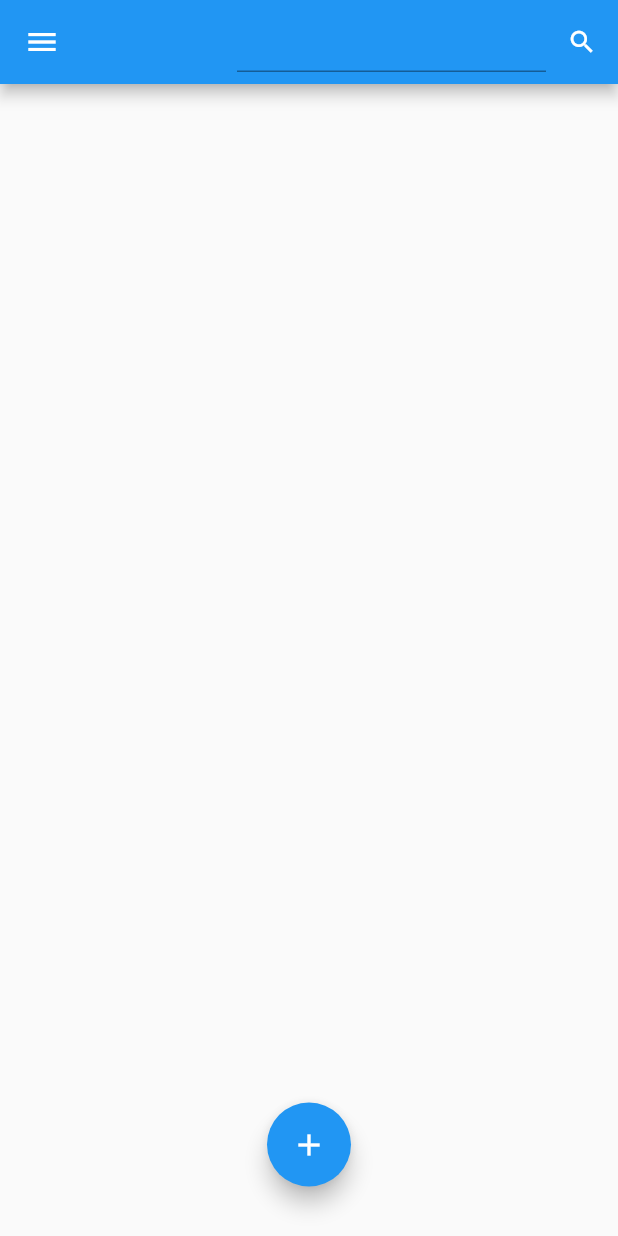
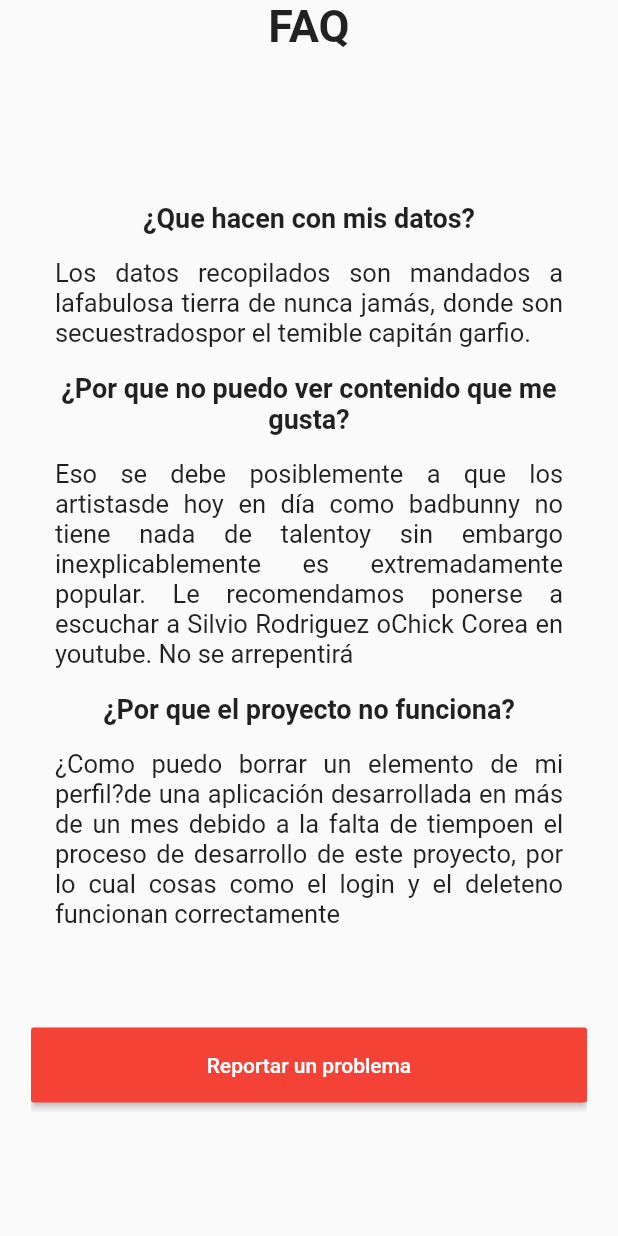
Before and after one commit to ErickCanto/Proyecto_ubicua, a Flutter app: the Feed screen opened by its route, in the side drawer, after a tap on "Ayuda", on a phone screen of 412 x 824 dp. Run offline on Flutter 3.47's test engine with Material 2 defaults, Android fonts, the phone set to English and light mode, and no system bars; our stand-ins replace cloud_firestore, firebase_core; accounts and stored records are empty.

Commit message:
maqueta de ayuda, espero que sea todo

```diff
--- /dev/null
+++ b/lib/FACK.dart
@@ -0,0 +1,87 @@
+import 'package:flutter/material.dart';
+
+class FAQ extends StatelessWidget
+{
+  final scroller = ScrollController();
+
+  @override dispose()
+  {
+
+  }
+
+  @override
+  Widget build(BuildContext context)
+  {
+    return Scaffold(
+        body:
+        ListView(
+          controller: scroller,
+          children: [
+            Center(
+                child: Container(
+                    width: MediaQuery.of(context).size.width*0.9,
+                    height: MediaQuery.of(context).size.height*0.9,
+                    child: ListView(
+                        //: MainAxisAlignment.start,
+                        children: [
+                          Text('FAQ', style: (TextStyle(fontWeight: FontWeight.bold, fontSize: 30)), textAlign: TextAlign.center,),
+                          SizedBox(height: 100),
+                          Container(
+                            child: Text('¿Que hacen con mis datos?', style: (TextStyle(fontWeight: FontWeight.bold, fontSize: 18)), textAlign: TextAlign.center,),
+                          ),
+                          Container(
+                            padding: EdgeInsets.all(16),
+                            child: Text('Los datos recopilados son mandados a la'
+                                'fabulosa tierra de nunca jamás, donde son secuestrados'
+                                'por el temible capitán garfio.', style: (TextStyle(fontWeight: FontWeight.normal, fontSize: 17)), textAlign: TextAlign.justify,),
+                          ),
+                          Container(
+                            child: Text('¿Por que no puedo ver contenido que me gusta?', style: (TextStyle(fontWeight: FontWeight.bold, fontSize: 18)), textAlign: TextAlign.center,),
+                          ),
+                          Container(
+                            padding: EdgeInsets.all(16),
+                            child: Text('Eso se debe posiblemente a que los artistas'
+                                'de hoy en día como badbunny no tiene nada de talento'
+                                'y sin embargo inexplicablemente es extremadamente popular. Le '
+                                'recomendamos ponerse a escuchar a Silvio Rodriguez o'
+                                'Chick Corea en youtube. No se arrepentirá ', style: (TextStyle(fontWeight: FontWeight.normal, fontSize: 17)), textAlign: TextAlign.justify,),
+                          ),
+                          Container(
+                            child: Text('¿Por que el proyecto no funciona?', style: (TextStyle(fontWeight: FontWeight.bold, fontSize: 18)), textAlign: TextAlign.center,),
+                          ),
+                          Container(
+                            padding: EdgeInsets.all(16),
+                            child: Text('¿Como puedo borrar un elemento de mi perfil?'
+                                'de una aplicación desarrollada en más de un mes debido a la falta de tiempo'
+                                'en el proceso de desarrollo de este proyecto, por lo cual cosas como el login y el delete'
+                                'no funcionan correctamente', style: (TextStyle(fontWeight: FontWeight.normal, fontSize: 17)), textAlign: TextAlign.justify,),
+                          ),
+                          SizedBox(height: 50),
+                          SizedBox(
+                              height: 50,
+                              child:
+                              ButtonTheme(
+                                  minWidth: 300,
+                                  child:
+                                  RaisedButton(onPressed: (){Navigator.pushNamed(context, '/feed');}, child: Text('Reportar un problema',style: TextStyle(color: Colors.white)),color: Colors.red)
+                              )
+                          ),
+                          SizedBox(height: 50),
+                          SizedBox(
+                              height: 50,
+                              child:
+                              ButtonTheme(
+                                  minWidth: 300,
+                                  child:
+                                  RaisedButton(onPressed: (){Navigator.pushNamed(context, '/Inicio');}, child: Text('Hacer una queja',style: TextStyle(color: Colors.white)),color: Colors.redAccent)
+                              )
+                          )
+                        ]
+                    )
+                )
+            )
+          ],
+        )
+    );
+  }
+}
--- a/lib/Feed.dart
+++ b/lib/Feed.dart
@@ -161,6 +161,7 @@ class States extends State<Feed>
                 // ...
                 // Then close the drawer
                 Navigator.pop(context);
+                Navigator.pushNamed(context, '/faq');
               },
             ),
           ],
--- a/lib/main.dart
+++ b/lib/main.dart
@@ -6,6 +6,7 @@ import 'package:flutter/material.dart';
 import 'Feed.dart';
 import 'profile.dart';
 import 'package:firebase_core/firebase_core.dart';
+import 'FACK.dart';
 
 void main() async {
   WidgetsFlutterBinding.ensureInitialized();
@@ -31,6 +32,7 @@ class MyApp extends StatelessWidget {
         '/feed': (context) => Feed(),
         '/profile': (context) => profile(),
         '/pubCreate': (context) => pubCreate(),
+        '/faq': (context)=> FAQ(),
         //'/newacount': (context)=>NewAccount(),
         //'/home': (context)=>Home();
       },
```
